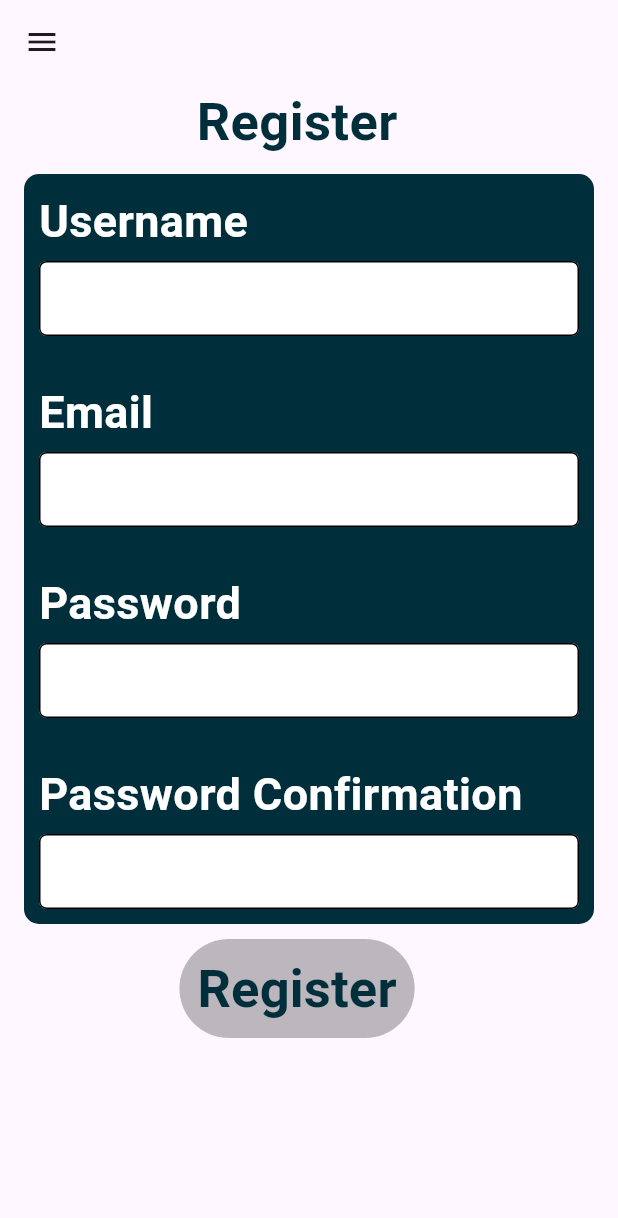
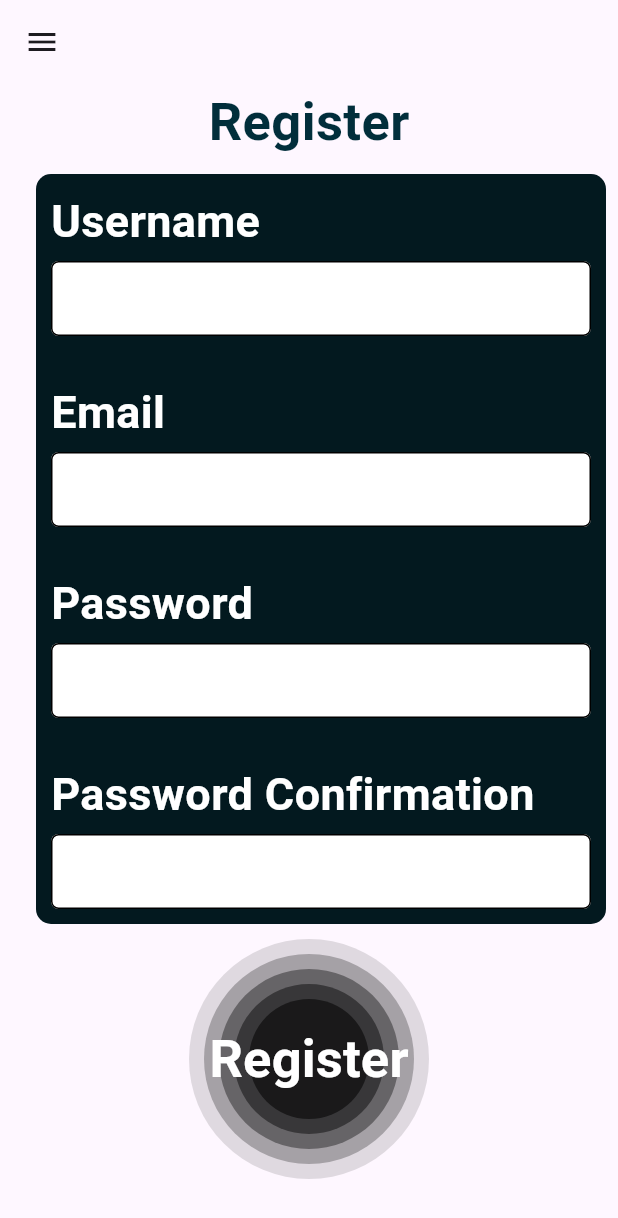
Before and after one commit to BadrEssalam/g_Stack, a Flutter app: the screen it shows after launch, on a phone screen of 412 x 824 dp. Shown: the top 1218 px of the screen. Run offline on Flutter 3.47's test engine with Material 3 defaults, Android fonts, the phone set to English and light mode, and no system bars.

Commit message:
add a Stack widget
add Containers to the Stack

make the Containers width decrease incrementally

add the Register TextButton into the Stack

```diff
--- a/lib/main.dart
+++ b/lib/main.dart
@@ -1,4 +1,5 @@
 import 'package:flutter/material.dart';
+import 'package:flutter/widgets.dart';
 
 void main(List<String> args) {
   runApp(const MyApp());
@@ -31,7 +32,7 @@ class MyApp extends StatelessWidget {
               height: ContainerHeight,
               width: ContainerWidth,
               decoration: const BoxDecoration(
-                  color: Color.fromARGB(255, 1, 46, 59),
+                  color: Color.fromARGB(255, 3, 25, 31),
                   borderRadius: BorderRadius.all(Radius.circular(10))),
               margin: EdgeInsets.only(
                   top: 10,
@@ -143,7 +144,7 @@ class MyApp extends StatelessWidget {
                                 filled: true,
                                 enabledBorder: OutlineInputBorder(
                                     borderRadius: BorderRadius.circular(5))),
-                          ))
+                          )),
                     ],
                   ),
                 ],
@@ -152,20 +153,68 @@ class MyApp extends StatelessWidget {
             const SizedBox(
               height: 10,
             ),
+            // TextButton(
+            //   onPressed: () {},
+            //   style: ButtonStyle(
+            //       backgroundColor: MaterialStateColor.resolveWith(
+            //           (states) => Colors.black26)),
+            //   child: const Text(
+            //     "Register",
+            //     style: TextStyle(
+            //       fontSize: 35,
+            //       fontWeight: FontWeight.bold,
+            //       color: Color.fromARGB(255, 1, 46, 59),
+            //     ),
+            //   ),
+            // ),
+            Stack(
+              alignment: Alignment.center,
+              children: [
+                Container(
+                  height: 160,
+                  decoration: const BoxDecoration(
+                      shape: BoxShape.circle, color: Colors.black12),
+                ),
+                Container(
+                  height: 140,
+                  decoration: const BoxDecoration(
+                      shape: BoxShape.circle, color: Colors.black26),
+                ),
+                Container(
+                  height: 120,
+                  decoration: const BoxDecoration(
+                      shape: BoxShape.circle, color: Colors.black38),
+                ),
+                Container(
+                  height: 100,
+                  decoration: const BoxDecoration(
+                      shape: BoxShape.circle, color: Colors.black45),
+                ),
+                Container(
+                  height: 80,
+                  decoration: const BoxDecoration(
+                      shape: BoxShape.circle, color: Colors.black54),
+                ),
                 TextButton(
                   onPressed: () {},
-              style: ButtonStyle(
-                  backgroundColor: MaterialStateColor.resolveWith(
-                      (states) => Colors.black26)),
+                  style: TextButton.styleFrom(
+                    shape: const CircleBorder(),
+                    fixedSize: const Size.fromRadius(80),
+                  ).copyWith(
+                    overlayColor: MaterialStateProperty.all(
+                        Colors.black.withOpacity(0.2)), // Splash color
+                  ),
                   child: const Text(
                     "Register",
                     style: TextStyle(
                       fontSize: 35,
                       fontWeight: FontWeight.bold,
-                  color: Color.fromARGB(255, 1, 46, 59),
+                      color: Colors.white,
                     ),
                   ),
-            )
+                ),
+              ],
+            ),
           ],
         ),
       ),
```
Lines whose indentation alone changed are shown as unchanged.
